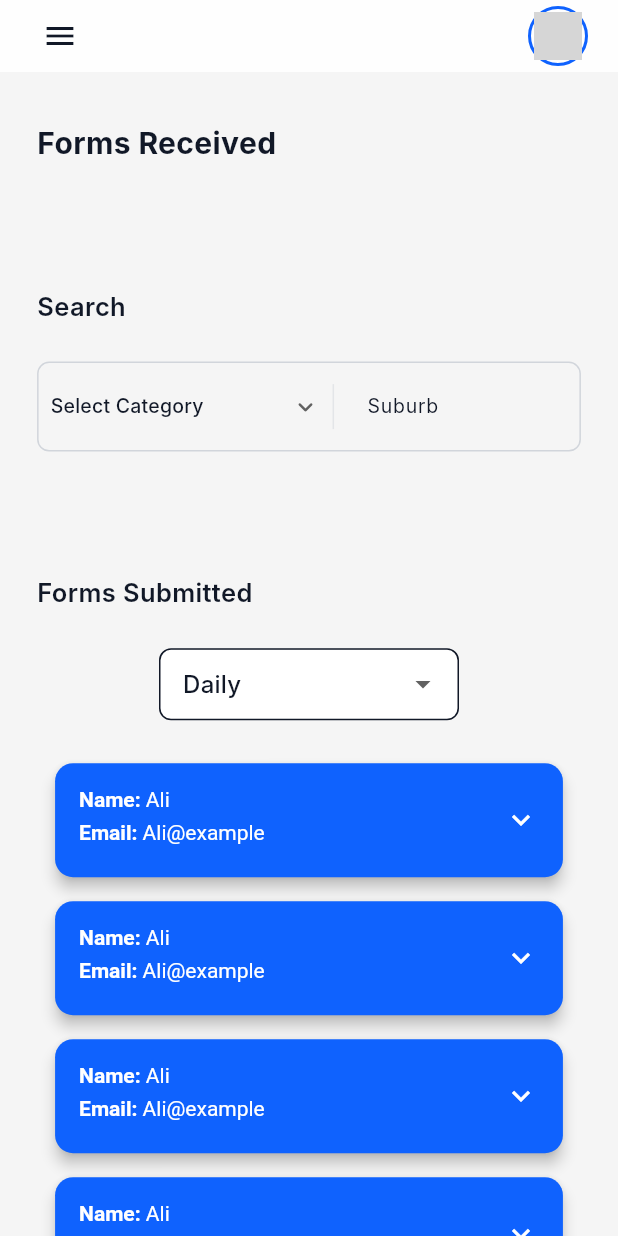
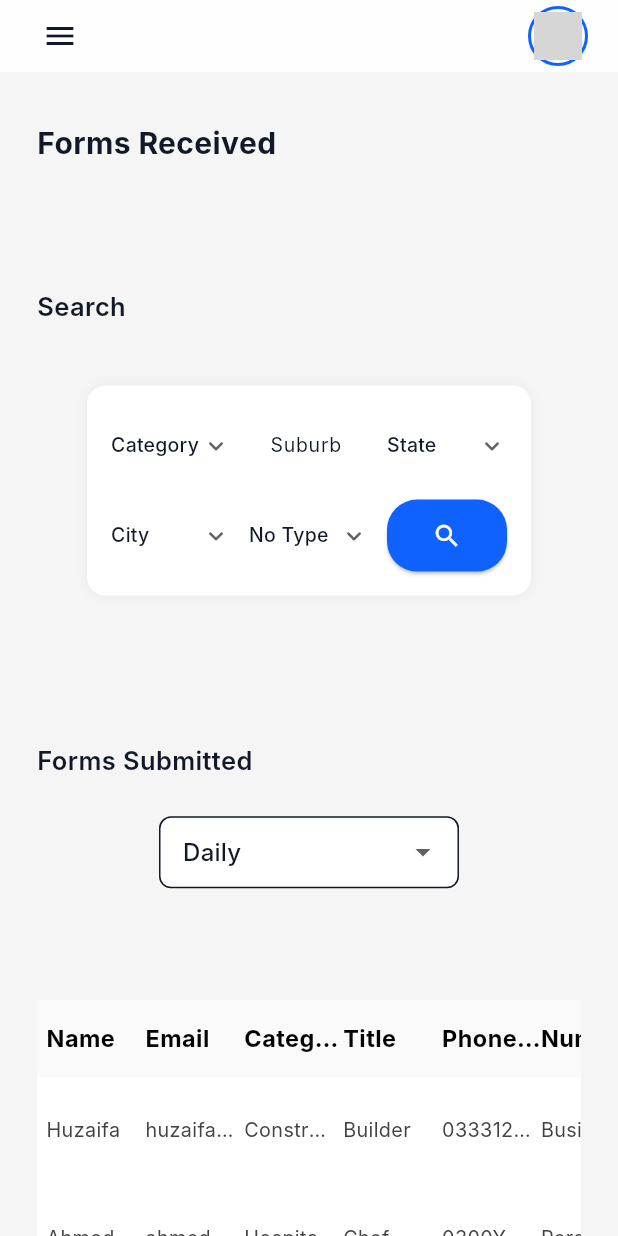
Before and after one commit to huzaifa-huzzi/Project_Lead_AdminPanel, a Flutter app: the screen it shows after launch, on a phone screen of 412 x 824 dp. Run offline on Flutter 3.47's test engine with Material 3 defaults, Android fonts, the phone set to English and light mode, and no system bars; our stand-ins replace get, loading_indicator; Roboto replaces fonts that are missing (Inter); grey boxes are pictures that could not be loaded.

Commit message:
Adding some new designs of the filters and making the table

```diff
--- a/lib/Resources/Resuable Widgets/FormCard.dart
+++ b/lib/Resources/Resuable Widgets/FormCard.dart
@@ -1,122 +1,134 @@
 import 'package:flutter/material.dart';
+import 'package:project_x_adminpanel/Resources/Resuable Widgets/Sizing of Screen.dart';
 import 'package:project_x_adminpanel/Resources/Colors/Colors.dart';
 
-class FormDataCard extends StatefulWidget {
-  final String keywordCategory;
-  final String keywordTitle;
-  final String name;
-  final String email;
-  final String phoneNumber;
-  final String numberType;
-  final String website;
-  final String zipCode;
-  final String suburb;
-  final String city;
-  final String state;
-  final String address;
-  final String country;
+class FormDataTable extends StatelessWidget {
+  final List<Map<String, String>> formData;
 
-  const FormDataCard({
-    super.key,
-    required this.keywordCategory,
-    required this.keywordTitle,
-    required this.name,
-    required this.email,
-    required this.phoneNumber,
-    required this.numberType,
-    required this.website,
-    required this.zipCode,
-    required this.suburb,
-    required this.city,
-    required this.state,
-    required this.address,
-    required this.country,
-  });
+  const FormDataTable({super.key, required this.formData});
 
-  @override
-  State<FormDataCard> createState() => _FormDataCardState();
-}
-
-class _FormDataCardState extends State<FormDataCard> {
-  bool _isExpanded = false;
+  final headers = const [
+    "Name", "Email", "Category", "Title", "Phone No",
+    "Number Type", "Website", "Zip Code", "Suburb", "City", "State",
+    "Address", "Country", "Actions"
+  ];
 
   @override
   Widget build(BuildContext context) {
-    return Card(
-      color: AppColors.primaryColor,
-      elevation: 4,
-      shape: RoundedRectangleBorder(borderRadius: BorderRadius.circular(12)),
-      margin: const EdgeInsets.symmetric(vertical: 8, horizontal: 12),
-      child: InkWell(
-        borderRadius: BorderRadius.circular(12),
-        onTap: () {
-          setState(() {
-            _isExpanded = !_isExpanded;
-          });
-        },
-        child: Padding(
-          padding: const EdgeInsets.all(16),
+    SizingConfig.init(context);
+
+    return SingleChildScrollView(
+      scrollDirection: Axis.horizontal,
+      child: Container(
+        color: Colors.white,
         child: Column(
           crossAxisAlignment: CrossAxisAlignment.start,
           children: [
-              ///  visible header section
-              Row(
-                mainAxisAlignment: MainAxisAlignment.spaceBetween,
+            /// Header Row
+            Container(
+              color: Colors.grey.shade50,
+              padding: EdgeInsets.symmetric(
+                vertical: SizingConfig.height(0.018),
+                horizontal: SizingConfig.width(0.015),
+              ),
+              child: Row(
+                children: headers.map((heading) {
+                  return Container(
+                    width: heading == "Actions"
+                        ? SizingConfig.width(0.10)
+                        : SizingConfig.width(0.16),
+                    alignment: Alignment.centerLeft,
+                    child: Text(
+                      heading,
+                      style: TextStyle(
+                        fontWeight: FontWeight.bold,
+                        fontSize: SizingConfig.height(0.019),
+                        color: Colors.black,
+                        letterSpacing: 0.3,
+                      ),
+                      overflow: TextOverflow.ellipsis,
+                    ),
+                  );
+                }).toList(),
+              ),
+            ),
+
+
+            /// Data Rows
+            ...formData.map((data) => Column(
               children: [
-                  Expanded(
-                    child: Column(
-                      crossAxisAlignment: CrossAxisAlignment.start,
+                Container(
+                  color: Colors.white,
+                  padding: EdgeInsets.symmetric(
+                    vertical: SizingConfig.height(0.014),
+                    horizontal: SizingConfig.width(0.015),
+                  ),
+                  child: Row(
                     children: [
-                        _buildItem("Name", widget.name),
-                        _buildItem("Email", widget.email),
+                      _dataCell(data["Name"]),
+                      _dataCell(data["Email"]),
+                      _dataCell(data["Category"]),
+                      _dataCell(data["Title"]),
+                      _dataCell(data["Phone No"]),
+                      _dataCell(data["Number Type"]),
+                      _dataCell(data["Website"]),
+                      _dataCell(data["Zip Code"]),
+                      _dataCell(data["Suburb"]),
+                      _dataCell(data["City"]),
+                      _dataCell(data["State"]),
+                      _dataCell(data["Address"]),
+                      _dataCell(data["Country"]),
+                      _actionCell(),
                     ],
                   ),
                 ),
-                  Icon(
-                    _isExpanded ? Icons.expand_less : Icons.expand_more,
-                    color:  AppColors.surfaceColor
-                  ),
+                Divider(height: 1, thickness: 0.8, color: Colors.grey.shade200),
               ],
-              ),
-              /// Expanded section with all details
-              if (_isExpanded)
-                Column(
-                  crossAxisAlignment: CrossAxisAlignment.start,
-                  children: [
-                    _buildItem("Phone Number", widget.phoneNumber),
-                    _buildItem("Number Type", widget.numberType),
-                    _buildItem("Website", widget.website),
-                    _buildItem("Zip Code", widget.zipCode),
-                    _buildItem("Suburb", widget.suburb),
-                    _buildItem("City", widget.city),
-                    _buildItem("State", widget.state),
-                    _buildItem("Address", widget.address),
-                    _buildItem("Country", widget.country),
-                    _buildItem("Keyword Category", widget.keywordCategory),
-                    _buildItem("Keyword Title", widget.keywordTitle),
+            )),
           ],
-                ),
-            ],
-          ),
         ),
       ),
     );
   }
 
-  Widget _buildItem(String label, String value) {
-    return Padding(
-      padding: const EdgeInsets.only(bottom: 6),
-      child: RichText(
-        text: TextSpan(
-          style: const TextStyle(color: AppColors.surfaceColor, fontSize: 14),
+  /// Standard Data Cell
+  Widget _dataCell(String? value) {
+    return Container(
+      width: SizingConfig.width(0.16),
+      padding: EdgeInsets.only(right: SizingConfig.width(0.01)),
+      child: Text(
+        value ?? '-',
+        style: TextStyle(
+          fontSize: SizingConfig.height(0.016),
+          color: Colors.grey.shade800,
+        ),
+        overflow: TextOverflow.ellipsis,
+      ),
+    );
+  }
+
+  /// Action Cell with Edit/Delete Icons
+  Widget _actionCell() {
+    return Container(
+      width: SizingConfig.width(0.10),
+      alignment: Alignment.centerLeft,
+      child: Row(
         children: [
-            TextSpan(
-              text: "$label: ",
-              style: const TextStyle(fontWeight: FontWeight.bold),
-            ),
-            TextSpan(text: value),
+          _actionIcon(Icons.edit, AppColors.primaryColor, () {}),
+          _actionIcon(Icons.delete_outline, Colors.redAccent, () {}),
         ],
       ),
+    );
+  }
+
+  Widget _actionIcon(IconData icon, Color color, VoidCallback onPressed) {
+    return Padding(
+      padding: EdgeInsets.only(right: SizingConfig.width(0.01)),
+      child: IconButton(
+        icon: Icon(icon, size:18, color: color),
+        onPressed: onPressed,
+        padding: EdgeInsets.zero,
+        constraints: const BoxConstraints(),
       ),
     );
   }
--- a/lib/Views/Forms/Form.dart
+++ b/lib/Views/Forms/Form.dart
@@ -76,63 +76,60 @@ class FormScreen extends StatelessWidget {
                 );
               }),
             ),
-            SizedBox(height: SizingConfig.height(0.025)),
-            FormDataCard(
-                keywordCategory: 'hospitaity',
-                keywordTitle: 'Fuel',
-                name: 'Ali',
-                email: 'Ali@example',
-                phoneNumber: '+92333',
-                numberType: 'Personal',
-                website: 'https://githuc.vom',
-                zipCode: '48010',
-                suburb: 'haucs',
-                city: 'Melbourne',
-                state: 'Queensland',
-                address: 'abcakckbdddd',
-                country: 'Australia'),
-            FormDataCard(
-                keywordCategory: 'hospitaity',
-                keywordTitle: 'Fuel',
-                name: 'Ali',
-                email: 'Ali@example',
-                phoneNumber: '+92333',
-                numberType: 'Personal',
-                website: 'https://githuc.vom',
-                zipCode: '48010',
-                suburb: 'haucs',
-                city: 'Melbourne',
-                state: 'Queensland',
-                address: 'abcakckbdddd',
-                country: 'Australia'),
-            FormDataCard(
-                keywordCategory: 'hospitaity',
-                keywordTitle: 'Fuel',
-                name: 'Ali',
-                email: 'Ali@example',
-                phoneNumber: '+92333',
-                numberType: 'Personal',
-                website: 'https://githuc.vom',
-                zipCode: '48010',
-                suburb: 'haucs',
-                city: 'Melbourne',
-                state: 'Queensland',
-                address: 'abcakckbdddd',
-                country: 'Australia'),
-            FormDataCard(
-                keywordCategory: 'hospitaity',
-                keywordTitle: 'Fuel',
-                name: 'Ali',
-                email: 'Ali@example',
-                phoneNumber: '+92333',
-                numberType: 'Personal',
-                website: 'https://githuc.vom',
-                zipCode: '48010',
-                suburb: 'haucs',
-                city: 'Melbourne',
-                state: 'Queensland',
-                address: 'abcakckbdddd',
-                country: 'Australia'),
+            SizedBox(height: SizingConfig.height(0.09)),
+            FormDataTable(
+              formData: [
+                {
+                  "Name" : "Huzaifa",
+                  "Email" : "huzaifa@gmail.com",
+                  "Category": "Construction",
+                  "Title": "Builder",
+                  "Phone No": "03331234567",
+                  "Number Type": "Business",
+                  "Website": "abc.com",
+                  "Zip Code": "54000",
+                  "Suburb": "Model Town",
+                  "City": "Lahore",
+                  "State": "Punjab",
+                  "Address": "street no 2,kiddcs",
+                  "Country": "Pakistan",
+
+                },
+                {
+                  "Name": "Ahmed",
+                  "Email": "ahmed@gmail.com",
+                  "Category": "Hospitality",
+                  "Title": "Chef",
+                  "Phone No": "0300YYYYYYY",
+                  "Number Type": "Personal",
+                  "Website": "www.ahmedchef.com",
+                  "Zip Code": "12345",
+                  "Suburb": "Gulshan",
+                  "City": "Karachi",
+                  "State": "Sindh",
+                  "Address": "Block B, House 17",
+                  "Country": "Pakistan"
+                },
+                {
+                  "Name": "Sara",
+                  "Email": "sara@gmail.com",
+                  "Category": "IT",
+                  "Title": "Developer",
+                  "Phone No": "0321ZZZZZZZ",
+                  "Number Type": "Business",
+                  "Website": "www.saradev.com",
+                  "Zip Code": "75800",
+                  "Suburb": "Clifton",
+                  "City": "Karachi",
+                  "State": "Sindh",
+                  "Address": "Clifton Block 2",
+                  "Country": "Pakistan"
+                }
+              ],
+
+            ),
+
+
           ],
         ),
       ),
@@ -142,46 +139,83 @@ class FormScreen extends StatelessWidget {
 
 
   Widget _buildResponsiveFilters() {
-    return Container(
-      height: 60,
+    return LayoutBuilder(
+      builder: (context, constraints) {
+        double maxWidth = constraints.maxWidth.clamp(600, 1000);
+        double spacing = 12;
+        double fieldWidth = (maxWidth - (10 * spacing)) / 6;
+
+        return Center(
+          child: Container(
+            margin: const EdgeInsets.symmetric(vertical: 16),
+            padding: const EdgeInsets.all(16),
             decoration: BoxDecoration(
-        borderRadius: BorderRadius.circular(8),
-        border: Border.all(color: AppColors.borderColor),
+              color: Colors.white,
+              borderRadius: BorderRadius.circular(12),
+              boxShadow: [
+                BoxShadow(
+                  blurRadius: 6,
+                  color: Colors.black.withOpacity(0.05),
                 ),
-      child: SingleChildScrollView(
-        scrollDirection: Axis.horizontal,
-        child: Row(
+              ],
+            ),
+            constraints: BoxConstraints(maxWidth: maxWidth),
+            child: Wrap(
+              spacing: spacing,
+              runSpacing: spacing,
+              alignment: WrapAlignment.start,
               children: [
-            _buildFieldWrapper(_buildDropdownField("Select Category", controller.keywordCategory, controller.keywordCategories)),
-            _buildVerticalDivider(),
-            _buildFieldWrapper(_buildTextField("Suburb")),
-            _buildVerticalDivider(),
-            _buildFieldWrapper(_buildDropdownField("State", controller.state, controller.states)),
-            _buildVerticalDivider(),
-            _buildFieldWrapper(_buildDropdownField("City", controller.city, controller.cities)),
-            _buildVerticalDivider(),
-            _buildFieldWrapper(_buildDropdownField("Number Type", controller.numberType, controller.numberTypes)),
-            _buildSearchButton(),
+                _buildSizedField(
+                  _buildDropdownField("Category", controller.keywordCategory, controller.keywordCategories),
+                  fieldWidth,
+                ),
+                _buildSizedField(
+                  _buildTextField("Suburb"),
+                  fieldWidth,
+                ),
+                _buildSizedField(
+                  _buildDropdownField("State", controller.state, controller.states),
+                  fieldWidth,
+                ),
+                _buildSizedField(
+                  _buildDropdownField("City", controller.city, controller.cities),
+                  fieldWidth,
+                ),
+                _buildSizedField(
+                  _buildDropdownField("No Type", controller.numberType, controller.numberTypes),
+                  fieldWidth,
+                ),
+                SizedBox(
+                  width: fieldWidth,
+                  height: 48,
+                  child: _buildSearchButton(),
+                ),
               ],
             ),
           ),
         );
+      },
+    );
   }
 
-  Widget _buildFieldWrapper(Widget child) {
-    return Padding(
-      padding: const EdgeInsets.symmetric(horizontal: 8),
-      child: SizedBox(width: 180, height: 48, child: child),
+
+  Widget _buildSizedField(Widget child, double width) {
+    return SizedBox(
+      width: width,
+      height: 48,
+      child: child,
     );
   }
 
   Widget _buildVerticalDivider() {
     return Container(
-      height: 30,
+      height: 40,
       width: 1,
-      color: AppColors.borderColor.withOpacity(0.5),
+      color: AppColors.borderColor.withOpacity(0.4), // Or use a light grey like Colors.grey[300]
+      margin: const EdgeInsets.symmetric(horizontal: 6),
     );
   }
+
 
   Widget _buildTextField(String hint) {
     return Obx(() {
@@ -223,8 +257,8 @@ class FormScreen extends StatelessWidget {
 
   Widget _buildSearchButton() {
     return SizedBox(
-      height: 48,
-      width: 48,
+      height: 30,
+      width: 30,
       child: ElevatedButton(
         onPressed: () {
           print("Select Category: ${controller.keywordCategory.value}");
@@ -235,11 +269,8 @@ class FormScreen extends StatelessWidget {
         },
         style: ElevatedButton.styleFrom(
           backgroundColor: AppColors.primaryColor,
-          shape: const RoundedRectangleBorder(
-            borderRadius: BorderRadius.only(
-              topRight: Radius.circular(8),
-              bottomRight: Radius.circular(8),
-            ),
+          shape:  RoundedRectangleBorder(
+            borderRadius: BorderRadius.circular(20),
           ),
           padding: EdgeInsets.zero,
         ),
--- a/pubspec.yaml
+++ b/pubspec.yaml
@@ -36,6 +36,7 @@ dependencies:
   cupertino_icons: ^1.0.8
   loading_indicator: ^3.1.1
   get: ^4.7.2
+  data_table_2: ^2.6.0
 
 dev_dependencies:
   flutter_test:
```
Also changed, not shown: pubspec.lock. Lines whose indentation alone changed are shown as unchanged.
